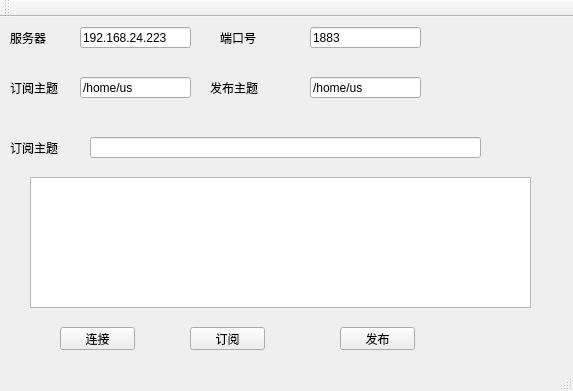
Above: MQTest/mainwindow.ui from china-larry/MQTT before the change. Below: the same form after it.
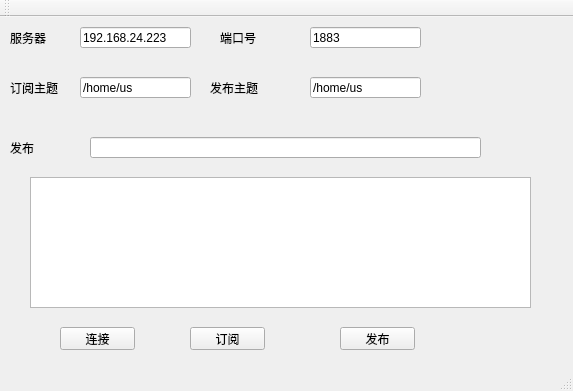
That is the form after the change.

The edit to the form file:
```diff
--- a/MQTest/mainwindow.ui
+++ b/MQTest/mainwindow.ui
@@ -128,7 +128,7 @@
      </rect>
     </property>
     <property name="text">
-     <string>订阅主题</string>
+     <string>发布</string>
     </property>
    </widget>
    <widget class="QLineEdit" name="pub_msg">
```
